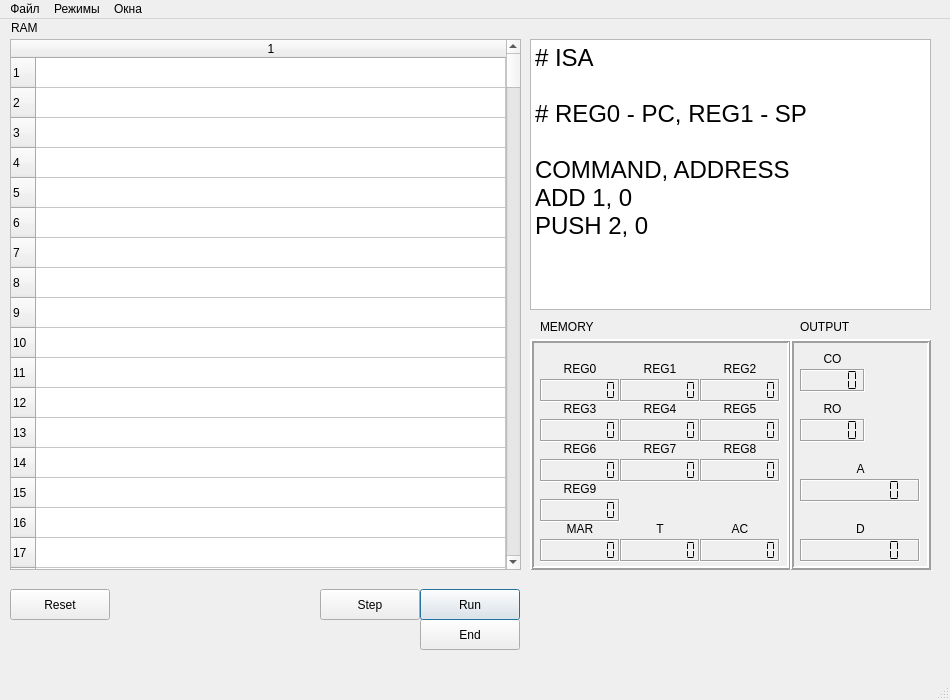
Before: the Qt Designer form MT589/commandmodewindow.ui in devborz/mt589-simulator, drawn with Qt 5.
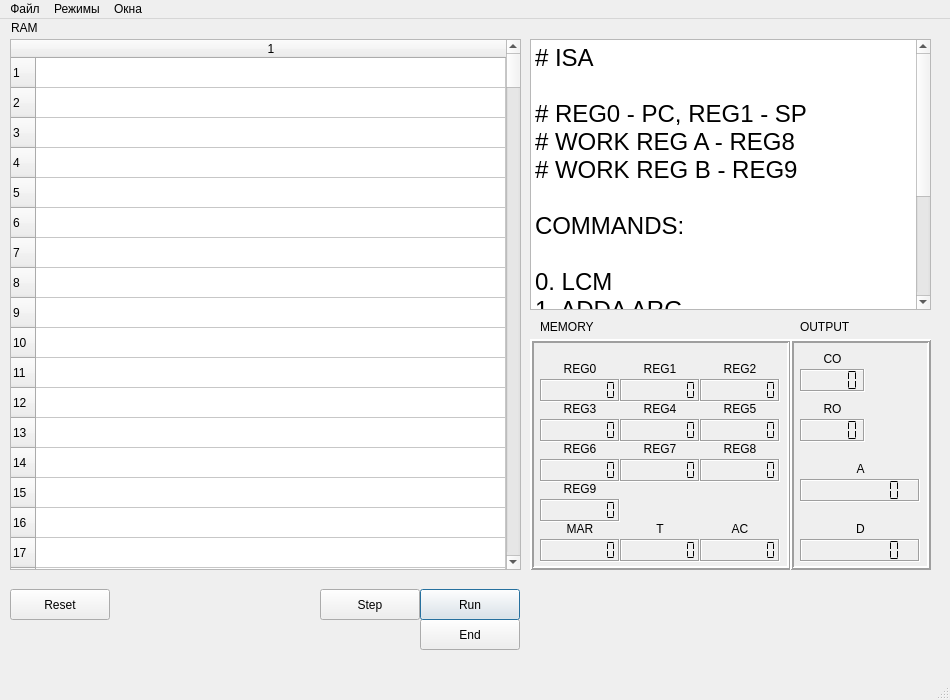
After: the same form once the commit is applied.

What changed in the file:
```diff
--- a/MT589/commandmodewindow.ui
+++ b/MT589/commandmodewindow.ui
@@ -1368,16 +1368,24 @@
     </property>
     <property name="html">
      <string>&lt;!DOCTYPE HTML PUBLIC &quot;-//W3C//DTD HTML 4.0//EN&quot; &quot;http://www.w3.org/TR/REC-html40/strict.dtd&quot;&gt;
-&lt;html&gt;&lt;head&gt;&lt;meta name=&quot;qrichtext&quot; content=&quot;1&quot; /&gt;&lt;style type=&quot;text/css&quot;&gt;
+&lt;html&gt;&lt;head&gt;&lt;meta name=&quot;qrichtext&quot; content=&quot;1&quot; /&gt;&lt;meta charset=&quot;utf-8&quot; /&gt;&lt;style type=&quot;text/css&quot;&gt;
 p, li { white-space: pre-wrap; }
 &lt;/style&gt;&lt;/head&gt;&lt;body style=&quot; font-family:'.AppleSystemUIFont'; font-size:13pt; font-weight:400; font-style:normal;&quot;&gt;
 &lt;p style=&quot; margin-top:0px; margin-bottom:0px; margin-left:0px; margin-right:0px; -qt-block-indent:0; text-indent:0px;&quot;&gt;&lt;span style=&quot; font-size:18pt;&quot;&gt;# ISA&lt;/span&gt;&lt;/p&gt;
 &lt;p style=&quot;-qt-paragraph-type:empty; margin-top:0px; margin-bottom:0px; margin-left:0px; margin-right:0px; -qt-block-indent:0; text-indent:0px; font-size:18pt;&quot;&gt;&lt;br /&gt;&lt;/p&gt;
 &lt;p style=&quot; margin-top:0px; margin-bottom:0px; margin-left:0px; margin-right:0px; -qt-block-indent:0; text-indent:0px;&quot;&gt;&lt;span style=&quot; font-size:18pt;&quot;&gt;# REG0 - PC, REG1 - SP&lt;/span&gt;&lt;/p&gt;
+&lt;p style=&quot; margin-top:0px; margin-bottom:0px; margin-left:0px; margin-right:0px; -qt-block-indent:0; text-indent:0px;&quot;&gt;&lt;span style=&quot; font-size:18pt;&quot;&gt;# WORK REG A - REG8&lt;/span&gt;&lt;/p&gt;
+&lt;p style=&quot; margin-top:0px; margin-bottom:0px; margin-left:0px; margin-right:0px; -qt-block-indent:0; text-indent:0px;&quot;&gt;&lt;span style=&quot; font-size:18pt;&quot;&gt;# WORK REG B - REG9&lt;/span&gt;&lt;/p&gt;
 &lt;p style=&quot;-qt-paragraph-type:empty; margin-top:0px; margin-bottom:0px; margin-left:0px; margin-right:0px; -qt-block-indent:0; text-indent:0px; font-size:18pt;&quot;&gt;&lt;br /&gt;&lt;/p&gt;
-&lt;p style=&quot; margin-top:0px; margin-bottom:0px; margin-left:0px; margin-right:0px; -qt-block-indent:0; text-indent:0px;&quot;&gt;&lt;span style=&quot; font-size:18pt;&quot;&gt;COMMAND, ADDRESS&lt;/span&gt;&lt;/p&gt;
-&lt;p style=&quot; margin-top:0px; margin-bottom:0px; margin-left:0px; margin-right:0px; -qt-block-indent:0; text-indent:0px;&quot;&gt;&lt;span style=&quot; font-size:18pt;&quot;&gt;ADD 1, 0&lt;/span&gt;&lt;/p&gt;
-&lt;p style=&quot; margin-top:0px; margin-bottom:0px; margin-left:0px; margin-right:0px; -qt-block-indent:0; text-indent:0px;&quot;&gt;&lt;span style=&quot; font-size:18pt;&quot;&gt;PUSH 2, 0&lt;/span&gt;&lt;/p&gt;
+&lt;p style=&quot; margin-top:0px; margin-bottom:0px; margin-left:0px; margin-right:0px; -qt-block-indent:0; text-indent:0px;&quot;&gt;&lt;span style=&quot; font-size:18pt;&quot;&gt;COMMANDS:&lt;/span&gt;&lt;/p&gt;
+&lt;p style=&quot;-qt-paragraph-type:empty; margin-top:0px; margin-bottom:0px; margin-left:0px; margin-right:0px; -qt-block-indent:0; text-indent:0px; font-size:18pt;&quot;&gt;&lt;br /&gt;&lt;/p&gt;
+&lt;p style=&quot; margin-top:0px; margin-bottom:0px; margin-left:0px; margin-right:0px; -qt-block-indent:0; text-indent:0px;&quot;&gt;&lt;span style=&quot; font-size:18pt;&quot;&gt;0. LCM&lt;/span&gt;&lt;/p&gt;
+&lt;p style=&quot; margin-top:0px; margin-bottom:0px; margin-left:0px; margin-right:0px; -qt-block-indent:0; text-indent:0px;&quot;&gt;&lt;span style=&quot; font-size:18pt;&quot;&gt;1. ADDA ARG&lt;/span&gt;&lt;/p&gt;
+&lt;p style=&quot; margin-top:0px; margin-bottom:0px; margin-left:0px; margin-right:0px; -qt-block-indent:0; text-indent:0px;&quot;&gt;&lt;span style=&quot; font-size:18pt;&quot;&gt;2. ADDB ARG&lt;/span&gt;&lt;/p&gt;
+&lt;p style=&quot; margin-top:0px; margin-bottom:0px; margin-left:0px; margin-right:0px; -qt-block-indent:0; text-indent:0px;&quot;&gt;&lt;span style=&quot; font-size:18pt;&quot;&gt;3. MOVA ARG&lt;/span&gt;&lt;/p&gt;
+&lt;p style=&quot; margin-top:0px; margin-bottom:0px; margin-left:0px; margin-right:0px; -qt-block-indent:0; text-indent:0px;&quot;&gt;&lt;span style=&quot; font-size:18pt;&quot;&gt;4. MOVB ARG&lt;/span&gt;&lt;/p&gt;
+&lt;p style=&quot; margin-top:0px; margin-bottom:0px; margin-left:0px; margin-right:0px; -qt-block-indent:0; text-indent:0px;&quot;&gt;&lt;span style=&quot; font-size:18pt;&quot;&gt;5. INCA&lt;/span&gt;&lt;/p&gt;
+&lt;p style=&quot; margin-top:0px; margin-bottom:0px; margin-left:0px; margin-right:0px; -qt-block-indent:0; text-indent:0px;&quot;&gt;&lt;span style=&quot; font-size:18pt;&quot;&gt;6. INCB&lt;/span&gt;&lt;/p&gt;
 &lt;p style=&quot;-qt-paragraph-type:empty; margin-top:0px; margin-bottom:0px; margin-left:0px; margin-right:0px; -qt-block-indent:0; text-indent:0px; font-size:18pt;&quot;&gt;&lt;br /&gt;&lt;/p&gt;&lt;/body&gt;&lt;/html&gt;</string>
     </property>
    </widget>
```
Left out of the diff: 3 changed lines with no effect on the pictures.
